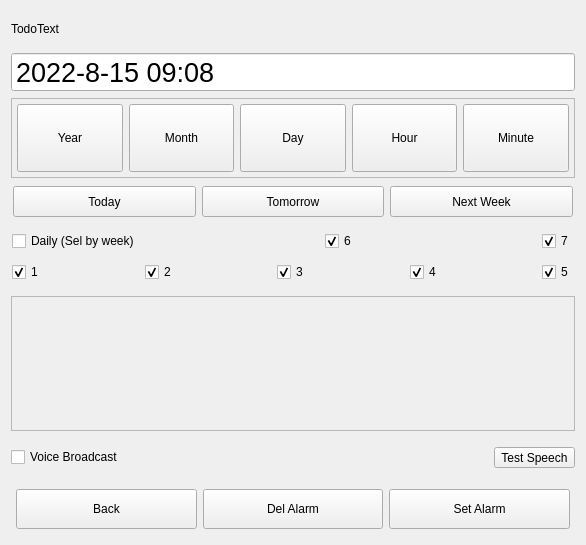
ic005k/Knot-Legacy, file src/Todo/TodoAlarm.ui: the form before one commit.
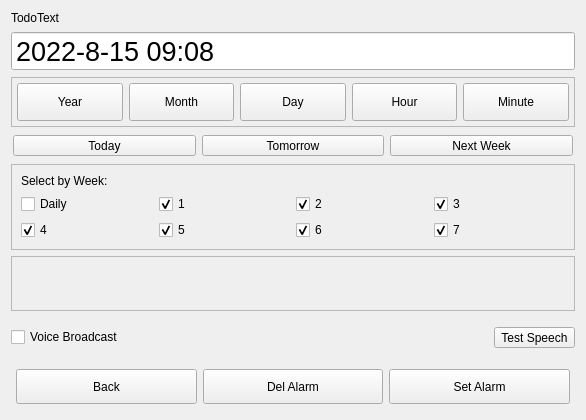
The form after the commit.

Diff of the .ui file:
```diff
--- a/src/Todo/TodoAlarm.ui
+++ b/src/Todo/TodoAlarm.ui
@@ -7,7 +7,7 @@
     <x>0</x>
     <y>0</y>
     <width>586</width>
-    <height>545</height>
+    <height>420</height>
    </rect>
   </property>
   <property name="windowTitle">
@@ -246,51 +246,71 @@
      <property name="maximumSize">
       <size>
        <width>16777215</width>
-       <height>65</height>
+       <height>16777215</height>
       </size>
      </property>
      <property name="frameShape">
-      <enum>QFrame::NoFrame</enum>
+      <enum>QFrame::StyledPanel</enum>
      </property>
      <property name="frameShadow">
       <enum>QFrame::Raised</enum>
      </property>
      <layout class="QVBoxLayout" name="verticalLayout">
-      <property name="leftMargin">
-       <number>1</number>
-      </property>
-      <property name="topMargin">
-       <number>1</number>
-      </property>
-      <property name="rightMargin">
-       <number>1</number>
-      </property>
-      <property name="bottomMargin">
-       <number>1</number>
-      </property>
       <item>
-       <layout class="QHBoxLayout" name="horizontalLayout_3">
-        <item>
+       <widget class="QLabel" name="lblSelByWeek">
+        <property name="sizePolicy">
+         <sizepolicy hsizetype="Preferred" vsizetype="Fixed">
+          <horstretch>0</horstretch>
+          <verstretch>0</verstretch>
+         </sizepolicy>
+        </property>
+        <property name="text">
+         <string>Select by Week:</string>
+        </property>
+       </widget>
+      </item>
+      <item>
+       <layout class="QGridLayout" name="gridLayout">
+        <item row="0" column="3">
+         <widget class="QCheckBox" name="chk3">
+          <property name="sizePolicy">
+           <sizepolicy hsizetype="Preferred" vsizetype="Fixed">
+            <horstretch>0</horstretch>
+            <verstretch>0</verstretch>
+           </sizepolicy>
+          </property>
+          <property name="text">
+           <string>3</string>
+          </property>
+          <property name="checked">
+           <bool>true</bool>
+          </property>
+         </widget>
+        </item>
+        <item row="0" column="2">
+         <widget class="QCheckBox" name="chk2">
+          <property name="sizePolicy">
+           <sizepolicy hsizetype="Preferred" vsizetype="Fixed">
+            <horstretch>0</horstretch>
+            <verstretch>0</verstretch>
+           </sizepolicy>
+          </property>
+          <property name="text">
+           <string>2</string>
+          </property>
+          <property name="checked">
+           <bool>true</bool>
+          </property>
+         </widget>
+        </item>
+        <item row="0" column="0">
          <widget class="QCheckBox" name="chkDaily">
           <property name="text">
-           <string>Daily (Sel by week)</string>
+           <string>Daily</string>
           </property>
          </widget>
         </item>
-        <item>
-         <spacer name="horizontalSpacer">
-          <property name="orientation">
-           <enum>Qt::Horizontal</enum>
-          </property>
-          <property name="sizeHint" stdset="0">
-           <size>
-            <width>40</width>
-            <height>20</height>
-           </size>
-          </property>
-         </spacer>
-        </item>
-        <item>
+        <item row="1" column="2">
          <widget class="QCheckBox" name="chk6">
           <property name="sizePolicy">
            <sizepolicy hsizetype="Preferred" vsizetype="Fixed">
@@ -306,127 +326,7 @@
           </property>
          </widget>
         </item>
-        <item>
-         <spacer name="horizontalSpacer_3">
-          <property name="orientation">
-           <enum>Qt::Horizontal</enum>
-          </property>
-          <property name="sizeHint" stdset="0">
-           <size>
-            <width>40</width>
-            <height>20</height>
-           </size>
-          </property>
-         </spacer>
-        </item>
-        <item>
-         <widget class="QCheckBox" name="chk7">
-          <property name="sizePolicy">
-           <sizepolicy hsizetype="Preferred" vsizetype="Fixed">
-            <horstretch>0</horstretch>
-            <verstretch>0</verstretch>
-           </sizepolicy>
-          </property>
-          <property name="text">
-           <string>7</string>
-          </property>
-          <property name="checked">
-           <bool>true</bool>
-          </property>
-         </widget>
-        </item>
-       </layout>
-      </item>
-      <item>
-       <layout class="QHBoxLayout" name="horizontalLayout_4">
-        <item>
-         <widget class="QCheckBox" name="chk1">
-          <property name="sizePolicy">
-           <sizepolicy hsizetype="Preferred" vsizetype="Fixed">
-            <horstretch>0</horstretch>
-            <verstretch>0</verstretch>
-           </sizepolicy>
-          </property>
-          <property name="text">
-           <string>1</string>
-          </property>
-          <property name="checked">
-           <bool>true</bool>
-          </property>
-         </widget>
-        </item>
-        <item>
-         <spacer name="horizontalSpacer_6">
-          <property name="orientation">
-           <enum>Qt::Horizontal</enum>
-          </property>
-          <property name="sizeHint" stdset="0">
-           <size>
-            <width>40</width>
-            <height>20</height>
-           </size>
-          </property>
-         </spacer>
-        </item>
-        <item>
-         <widget class="QCheckBox" name="chk2">
-          <property name="sizePolicy">
-           <sizepolicy hsizetype="Preferred" vsizetype="Fixed">
-            <horstretch>0</horstretch>
-            <verstretch>0</verstretch>
-           </sizepolicy>
-          </property>
-          <property name="text">
-           <string>2</string>
-          </property>
-          <property name="checked">
-           <bool>true</bool>
-          </property>
-         </widget>
-        </item>
-        <item>
-         <spacer name="horizontalSpacer_7">
-          <property name="orientation">
-           <enum>Qt::Horizontal</enum>
-          </property>
-          <property name="sizeHint" stdset="0">
-           <size>
-            <width>40</width>
-            <height>20</height>
-           </size>
-          </property>
-         </spacer>
-        </item>
-        <item>
-         <widget class="QCheckBox" name="chk3">
-          <property name="sizePolicy">
-           <sizepolicy hsizetype="Preferred" vsizetype="Fixed">
-            <horstretch>0</horstretch>
-            <verstretch>0</verstretch>
-           </sizepolicy>
-          </property>
-          <property name="text">
-           <string>3</string>
-          </property>
-          <property name="checked">
-           <bool>true</bool>
-          </property>
-         </widget>
-        </item>
-        <item>
-         <spacer name="horizontalSpacer_8">
-          <property name="orientation">
-           <enum>Qt::Horizontal</enum>
-          </property>
-          <property name="sizeHint" stdset="0">
-           <size>
-            <width>40</width>
-            <height>20</height>
-           </size>
-          </property>
-         </spacer>
-        </item>
-        <item>
+        <item row="1" column="0">
          <widget class="QCheckBox" name="chk4">
           <property name="sizePolicy">
            <sizepolicy hsizetype="Preferred" vsizetype="Fixed">
@@ -442,20 +342,23 @@
           </property>
          </widget>
         </item>
-        <item>
-         <spacer name="horizontalSpacer_9">
-          <property name="orientation">
-           <enum>Qt::Horizontal</enum>
+        <item row="0" column="1">
+         <widget class="QCheckBox" name="chk1">
+          <property name="sizePolicy">
+           <sizepolicy hsizetype="Preferred" vsizetype="Fixed">
+            <horstretch>0</horstretch>
+            <verstretch>0</verstretch>
+           </sizepolicy>
           </property>
-          <property name="sizeHint" stdset="0">
-           <size>
-            <width>40</width>
-            <height>20</height>
-           </size>
+          <property name="text">
+           <string>1</string>
           </property>
-         </spacer>
+          <property name="checked">
+           <bool>true</bool>
+          </property>
+         </widget>
         </item>
-        <item>
+        <item row="1" column="1">
          <widget class="QCheckBox" name="chk5">
           <property name="sizePolicy">
            <sizepolicy hsizetype="Preferred" vsizetype="Fixed">
@@ -471,6 +374,22 @@
           </property>
          </widget>
         </item>
+        <item row="1" column="3">
+         <widget class="QCheckBox" name="chk7">
+          <property name="sizePolicy">
+           <sizepolicy hsizetype="Preferred" vsizetype="Fixed">
+            <horstretch>0</horstretch>
+            <verstretch>0</verstretch>
+           </sizepolicy>
+          </property>
+          <property name="text">
+           <string>7</string>
+          </property>
+          <property name="checked">
+           <bool>true</bool>
+          </property>
+         </widget>
+        </item>
        </layout>
       </item>
      </layout>
@@ -478,6 +397,12 @@
    </item>
    <item>
     <widget class="QFrame" name="frameSel">
+     <property name="sizePolicy">
+      <sizepolicy hsizetype="Preferred" vsizetype="Expanding">
+       <horstretch>0</horstretch>
+       <verstretch>0</verstretch>
+      </sizepolicy>
+     </property>
      <property name="minimumSize">
       <size>
        <width>0</width>
```
